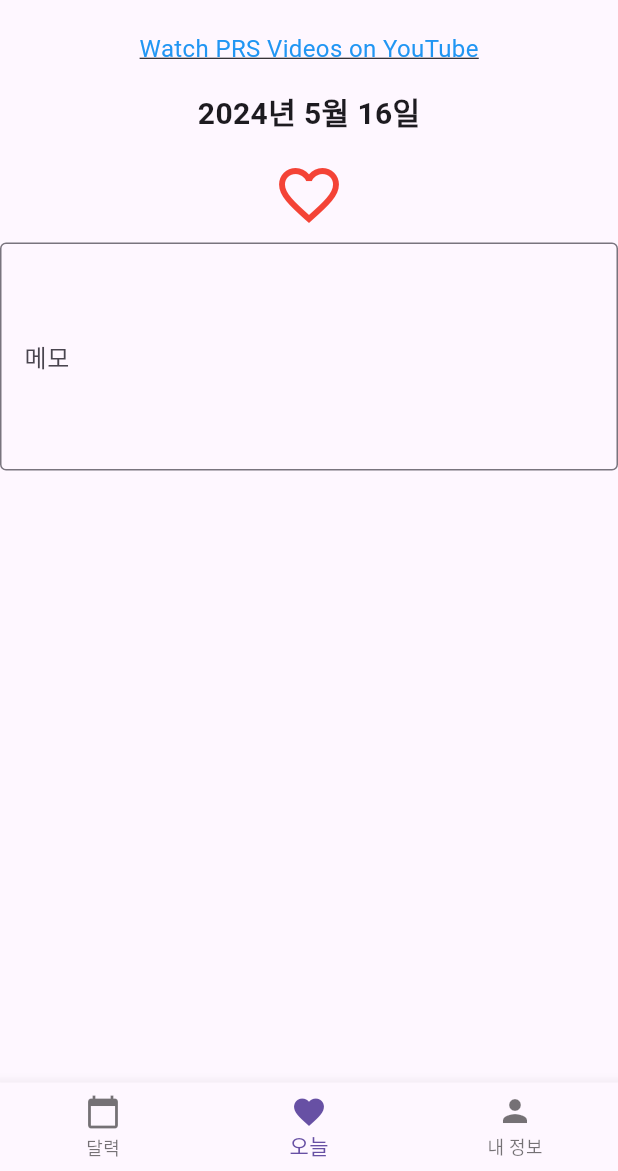
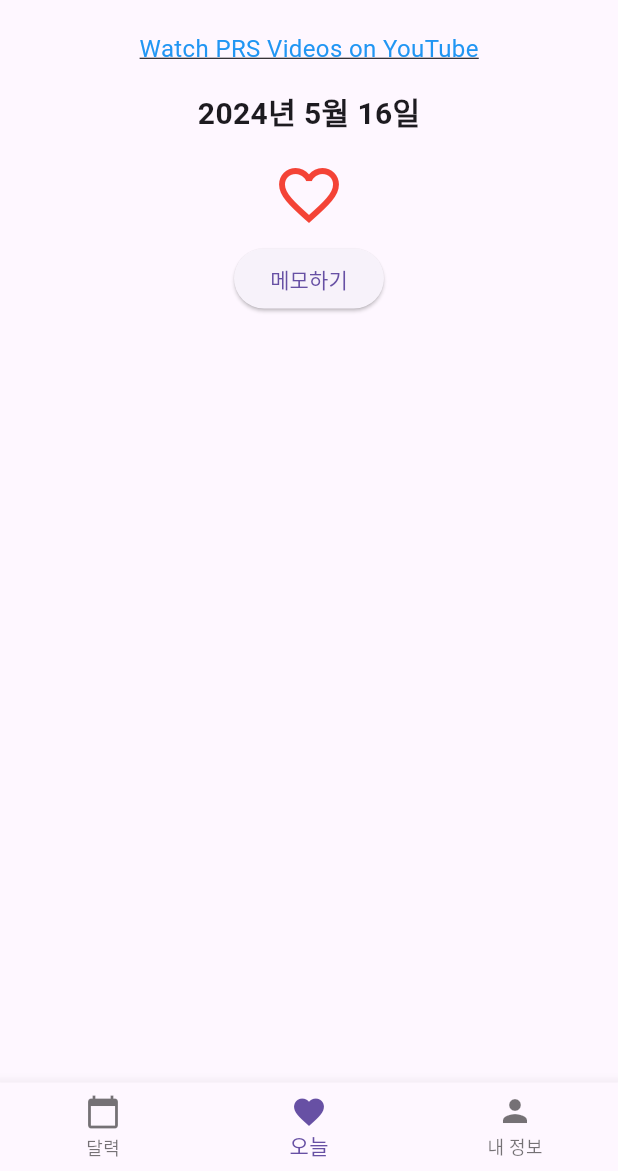
Before and after one commit to koreaTail/flutter_application_1, a Flutter app: the screen it shows after launch, on a phone screen of 412 x 824 dp, the part 65-1236 px from its top. Run offline on Flutter 3.47's test engine with Material 3 defaults, Android fonts, the phone set to English and light mode, and no system bars; our stand-ins replace sqflite, table_calendar; accounts and stored records are empty; Roboto replaces fonts that are missing (Pretendard).

Commit message:
메모숨기기 버튼과 키보드 비활성화기능 추가

```diff
--- a/flutter_application_1/lib/main.dart
+++ b/flutter_application_1/lib/main.dart
@@ -32,12 +32,15 @@ class _MyHomePageState extends State<MyHomePage> {
   int _selectedIndex = 1;
   bool _isLiked = false;
   bool _todayIsLiked = false;
+  bool _isMemoEnabled = false;
+  bool _isTodayMemoEnabled = false;
   TextEditingController _memoController = TextEditingController();
   TextEditingController _todayMemoController = TextEditingController();
   CalendarFormat _calendarFormat = CalendarFormat.month;
   DateTime _focusedDay = DateTime.now();
   DateTime? _selectedDay;
   Map<DateTime, List<bool>> _likedDays = {};
+
   DateTime _normalizeDateTime(DateTime dateTime) {
     return DateTime(dateTime.year, dateTime.month, dateTime.day);
   }
@@ -51,7 +54,6 @@ class _MyHomePageState extends State<MyHomePage> {
     _loadData(_formatDate(DateTime.now()));
     _loadTodayData();
     _loadAllLikedDays();
-    print("Initial liked days: $_likedDays");
   }
 
   void _loadData(String date) async {
@@ -108,7 +110,15 @@ class _MyHomePageState extends State<MyHomePage> {
     DateTime today = DateTime.now();
     String todayKey = _formatDate(today);
 
-    return Column(
+    return GestureDetector(
+      onTap: () {
+        FocusScope.of(this.context).unfocus(); // 메모 외의 다른 부분을 누를 때 키보드를 비활성화
+      },
+      child: SingleChildScrollView(
+        child: Center(
+          child: Column(
+            mainAxisAlignment: MainAxisAlignment.start,
+            crossAxisAlignment: CrossAxisAlignment.center,
             children: [
               InkWell(
                 onTap: () async {
@@ -138,7 +148,8 @@ class _MyHomePageState extends State<MyHomePage> {
                 ),
               ),
               IconButton(
-          icon: Icon(_todayIsLiked ? Icons.favorite : Icons.favorite_border,
+                icon: Icon(
+                    _todayIsLiked ? Icons.favorite : Icons.favorite_border,
                     size: 48),
                 color: Colors.red,
                 onPressed: () {
@@ -146,19 +157,39 @@ class _MyHomePageState extends State<MyHomePage> {
                   _updateData(todayKey, newLiked, _todayMemoController.text);
                 },
               ),
-        TextField(
+              ElevatedButton(
+                onPressed: () {
+                  setState(() {
+                    _isTodayMemoEnabled = !_isTodayMemoEnabled;
+                  });
+                },
+                child: Text(_isTodayMemoEnabled ? '메모 숨기기' : '메모하기'),
+              ),
+              if (_isTodayMemoEnabled)
+                Padding(
+                  padding: const EdgeInsets.all(8.0),
+                  child: TextField(
                     controller: _todayMemoController,
-          decoration:
-              InputDecoration(labelText: '메모', border: OutlineInputBorder()),
+                    decoration: InputDecoration(
+                        labelText: '메모', border: OutlineInputBorder()),
                     maxLines: 5,
                   ),
+                ),
             ],
+          ),
+        ),
+      ),
     );
   }
 
   Widget buildCalendarTab() {
-    return SingleChildScrollView(
+    return GestureDetector(
+      onTap: () {
+        FocusScope.of(this.context).unfocus(); // 메모 외의 다른 부분을 누를 때 키보드를 비활성화
+      },
+      child: SingleChildScrollView(
         child: Column(
+          crossAxisAlignment: CrossAxisAlignment.center,
           children: [
             TableCalendar(
               firstDay: DateTime.utc(2010, 10, 16),
@@ -174,15 +205,16 @@ class _MyHomePageState extends State<MyHomePage> {
                 });
               },
               calendarBuilders: CalendarBuilders(
-              markerBuilder: (context, date, events) {
+                markerBuilder: (BuildContext context, date, events) {
+                  // 수정: context -> BuildContext
                   bool isLiked =
                       _likedDays[_normalizeDateTime(date)]?.first ?? false;
                   if (isLiked) {
                     return Positioned(
-                    right: 26, // 오른쪽 정렬을 유지하면서
-                    bottom: 9, // 날짜의 바닥에서 5 단위 높이에 빨간 점을 위치
+                      right: 26,
+                      bottom: 9,
                       child: Container(
-                      height: 7.0, // 원의 크기를 조금 줄임
+                        height: 7.0,
                         width: 7.0,
                         decoration: BoxDecoration(
                           shape: BoxShape.circle,
@@ -191,7 +223,7 @@ class _MyHomePageState extends State<MyHomePage> {
                       ),
                     );
                   }
-                return null; // 회색 점을 표시하지 않고, 시청 완료된 날짜에만 빨간 점 표시
+                  return null;
                 },
               ),
             ),
@@ -209,17 +241,30 @@ class _MyHomePageState extends State<MyHomePage> {
               color: Colors.red,
               onPressed: () {
                 _isLiked = !_isLiked;
-              _updateData(_formatDate(_selectedDay ?? DateTime.now()), _isLiked,
-                  _memoController.text);
+                _updateData(_formatDate(_selectedDay ?? DateTime.now()),
+                    _isLiked, _memoController.text);
               },
             ),
-          TextField(
+            ElevatedButton(
+              onPressed: () {
+                setState(() {
+                  _isMemoEnabled = !_isMemoEnabled;
+                });
+              },
+              child: Text(_isMemoEnabled ? '메모 숨기기' : '메모하기'),
+            ),
+            if (_isMemoEnabled)
+              Padding(
+                padding: const EdgeInsets.all(8.0),
+                child: TextField(
                   controller: _memoController,
-            decoration:
-                InputDecoration(labelText: '메모', border: OutlineInputBorder()),
+                  decoration: InputDecoration(
+                      labelText: '메모', border: OutlineInputBorder()),
                   maxLines: 5,
                 ),
+              ),
           ],
+        ),
       ),
     );
   }
@@ -253,15 +298,13 @@ class _MyHomePageState extends State<MyHomePage> {
   }
 
   bool isLeapYear(int year) {
-    return (year % 4 == 0) && (year % 100 != 0 || year % 400 == 0);
+    return (year % 4 == 0) && (year % 100 != 0) || (year % 400 == 0);
   }
 
   Widget buildProfileTab() {
     DateTime now = DateTime.now();
-    int totalDaysThisYear = 365 +
-        (isLeapYear(now.year)
-            ? 1
-            : 0); // Calculate the total days including leap year
+    int totalDaysThisYear =
+        365 + (isLeapYear(now.year) ? 1 : 0); // 윤년 포함 총 일수 계산
     int daysSinceYearStart = now.difference(DateTime(now.year)).inDays + 1;
     int daysWatchedThisYear = _likedDays.keys
         .where(
@@ -282,10 +325,6 @@ class _MyHomePageState extends State<MyHomePage> {
               style: TextStyle(fontSize: 24, fontWeight: FontWeight.bold),
             ),
           ),
-          // Text(
-          //   "${daysWatchedThisYear}회 / ${totalDaysThisYear}일",
-          //   style: TextStyle(fontSize: 18, fontWeight: FontWeight.bold),
-          // ),
           Text(
             "시청완료: ${daysWatchedThisYear}회 / ${daysSinceYearStart}일",
             style: TextStyle(fontSize: 18, fontWeight: FontWeight.bold),
@@ -302,7 +341,7 @@ class _MyHomePageState extends State<MyHomePage> {
   @override
   void dispose() {
     _memoController.dispose();
-    _todayMemoController.dispose;
+    _todayMemoController.dispose();
     super.dispose();
   }
 }
@@ -378,7 +417,6 @@ class DatabaseHelper {
         table, {columnLiked: liked ? 1 : 0, columnMemo: memo},
         where: '$columnDate = ?', whereArgs: [date]);
     if (res == 0) {
-      // If no update occurred, insert new record
       await db.insert(table,
           {columnDate: date, columnLiked: liked ? 1 : 0, columnMemo: memo});
     }
```
Lines whose indentation alone changed are shown as unchanged.
